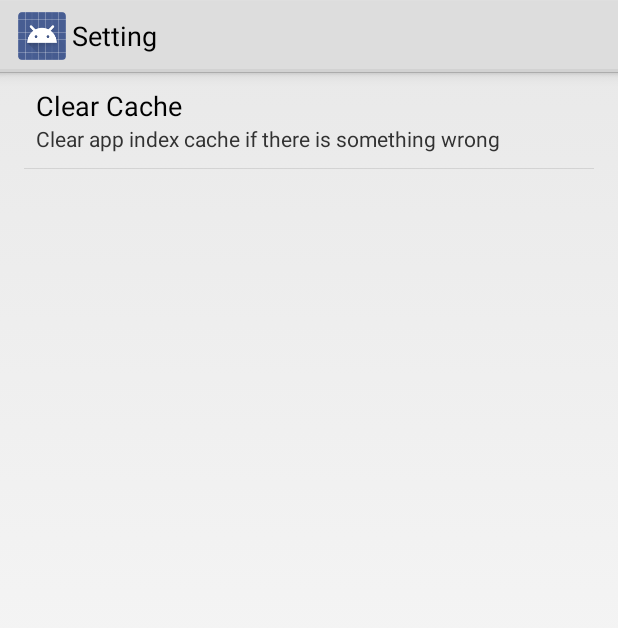
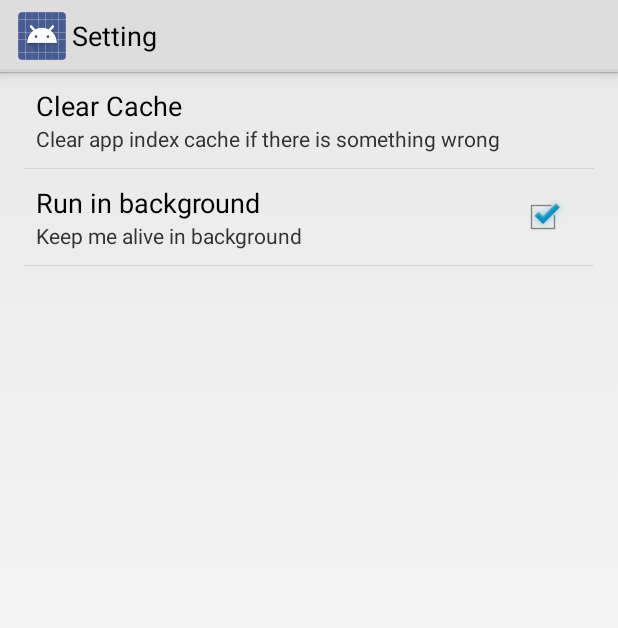
Before and after one commit to Hackforid/Quicker, an Android app: the screen it shows after launch (SettingActivity), after a tap on an icon or button, on a phone screen of 412 x 824 dp. Shown: the top 628 px of the screen. Run offline under Robolectric (Android 15) with nearby library versions, the light colour scheme and no system bars; libraries missing offline, so code that uses them is left out: de.greenrobot.event, hugo.weaving, me.grantland.widget, net.sourceforge.pinyin4j, se.emilsjolander.sprinkles; 25 statements that could not run were skipped.

Commit message:
添加后台运行设置选项

```diff
--- a/quicker/src/main/java/com/smilehacker/quicker/activity/MainActivity.java
+++ b/quicker/src/main/java/com/smilehacker/quicker/activity/MainActivity.java
@@ -1,24 +1,48 @@
 package com.smilehacker.quicker.activity;
 
 import android.app.Activity;
+import android.content.Intent;
 import android.os.Bundle;
+import android.view.KeyEvent;
 import android.view.Menu;
 import android.view.MenuItem;
 
 import com.smilehacker.quicker.R;
+import com.smilehacker.quicker.data.SPManager;
 import com.smilehacker.quicker.frgments.DialFragment;
 
 
 public class MainActivity extends Activity {
 
+    private SPManager mSPManager;
+    private DialFragment mDialFragment;
+
     @Override
     protected void onCreate(Bundle savedInstanceState) {
         super.onCreate(savedInstanceState);
         setContentView(R.layout.activity_main);
+
+        mSPManager = SPManager.getInstance(this);
+        mDialFragment = new DialFragment();
+
         if (savedInstanceState == null) {
             getFragmentManager().beginTransaction()
-                    .add(R.id.container, new DialFragment())
+                    .add(R.id.container, mDialFragment)
                     .commit();
         }
     }
+
+    @Override
+    public boolean onKeyDown(int keyCode, KeyEvent event) {
+        if (keyCode == KeyEvent.KEYCODE_BACK) {
+            if (mSPManager.getShouldBackground()) {
+                mDialFragment.runInBackground();
+                return true;
+            }
+        }
+
+
+
+        return super.onKeyDown(keyCode, event);
+    }
 }
--- a/quicker/src/main/java/com/smilehacker/quicker/activity/SettingActivity.java
+++ b/quicker/src/main/java/com/smilehacker/quicker/activity/SettingActivity.java
@@ -1,10 +1,12 @@
 package com.smilehacker.quicker.activity;
 
 import android.app.ProgressDialog;
+import android.content.SharedPreferences;
 import android.os.AsyncTask;
 import android.os.Bundle;
 import android.preference.Preference;
 import android.preference.PreferenceActivity;
+import android.preference.PreferenceManager;
 
 import com.smilehacker.quicker.R;
 import com.smilehacker.quicker.utils.AppManager;
@@ -12,7 +14,9 @@ import com.smilehacker.quicker.utils.AppManager;
 public class SettingActivity extends PreferenceActivity {
 
     private Preference mPrefClearCache;
+
     private AppManager mAppManager;
+    private SharedPreferences mSharedPreferences;
 
     @Override
     protected void onCreate(Bundle savedInstanceState) {
@@ -22,6 +26,7 @@ public class SettingActivity extends PreferenceActivity {
         addPreferencesFromResource(R.xml.setting_preference);
 
         mAppManager = AppManager.getInstance(this);
+        mSharedPreferences = PreferenceManager.getDefaultSharedPreferences(this);
 
         initPreference();
     }
--- a/quicker/src/main/java/com/smilehacker/quicker/data/SPManager.java
+++ b/quicker/src/main/java/com/smilehacker/quicker/data/SPManager.java
@@ -2,40 +2,41 @@ package com.smilehacker.quicker.data;
 
 import android.content.Context;
 import android.content.SharedPreferences;
+import android.preference.PreferenceManager;
 
 import com.google.gson.Gson;
 import com.google.gson.GsonBuilder;
+import com.smilehacker.quicker.R;
 
 /**
  * Created by kleist on 14-4-5.
  */
 public class SPManager {
 
-    private final static String CONFIG = "config";
-    private final static String CONFIG_IS_INIT = "config_is_init";
-
     private static SPManager mInstance;
     private SharedPreferences mConfigData;
+    private Context mContext;
 
     private Gson mGson;
 
     private SPManager(Context context) {
+        mContext = context;
         mGson = new GsonBuilder().excludeFieldsWithoutExposeAnnotation().create();
-        mConfigData = context.getSharedPreferences(CONFIG, 0);
+        mConfigData = PreferenceManager.getDefaultSharedPreferences(context);
     }
 
     public static SPManager getInstance(Context context) {
         if (mInstance == null) {
-            return new SPManager(context.getApplicationContext());
+            synchronized (SPManager.class) {
+                if (mInstance == null) {
+                    mInstance = new SPManager(context.getApplicationContext());
+                }
+            }
         }
         return mInstance;
     }
 
-    public void setIsInit(Boolean isInit) {
-        mConfigData.edit().putBoolean(CONFIG_IS_INIT, isInit).commit();
-    }
-
-    public Boolean isInit() {
-        return mConfigData.getBoolean(CONFIG_IS_INIT, false);
+    public Boolean getShouldBackground() {
+        return mConfigData.getBoolean(mContext.getString(R.string.setting_key_background), true);
     }
 }
--- a/quicker/src/main/res/values/strings.xml
+++ b/quicker/src/main/res/values/strings.xml
@@ -8,6 +8,9 @@
     <string name="setting_title_clearcache">Clear Cache</string>
     <string name="setting_summary_clearcache">Clear app index cache if there is something wrong</string>
     <string name="setting_key_clearcache">key_setting_clearcache</string>
+    <string name="setting_title_background">Run in background</string>
+    <string name="setting_summary_background">Keep me alive in background</string>
+    <string name="setting_key_background">key_background</string>
 
     <string name="rebuild_cache">Rebuilding</string>
     <string name="rebuild_cache_summary">Please wait...</string>
--- a/quicker/src/main/res/xml/setting_preference.xml
+++ b/quicker/src/main/res/xml/setting_preference.xml
@@ -6,4 +6,10 @@
         android:title="@string/setting_title_clearcache"
         android:summary="@string/setting_summary_clearcache"
         />
+    <CheckBoxPreference
+        android:key="@string/setting_key_background"
+        android:title="@string/setting_title_background"
+        android:summary="@string/setting_summary_background"
+        android:defaultValue="true"
+        />
 </PreferenceScreen>
```
Also changed, not shown: quicker/src/main/java/com/smilehacker/quicker/frgments/DialFragment.java (+20 -8 lines), 1 other file.
